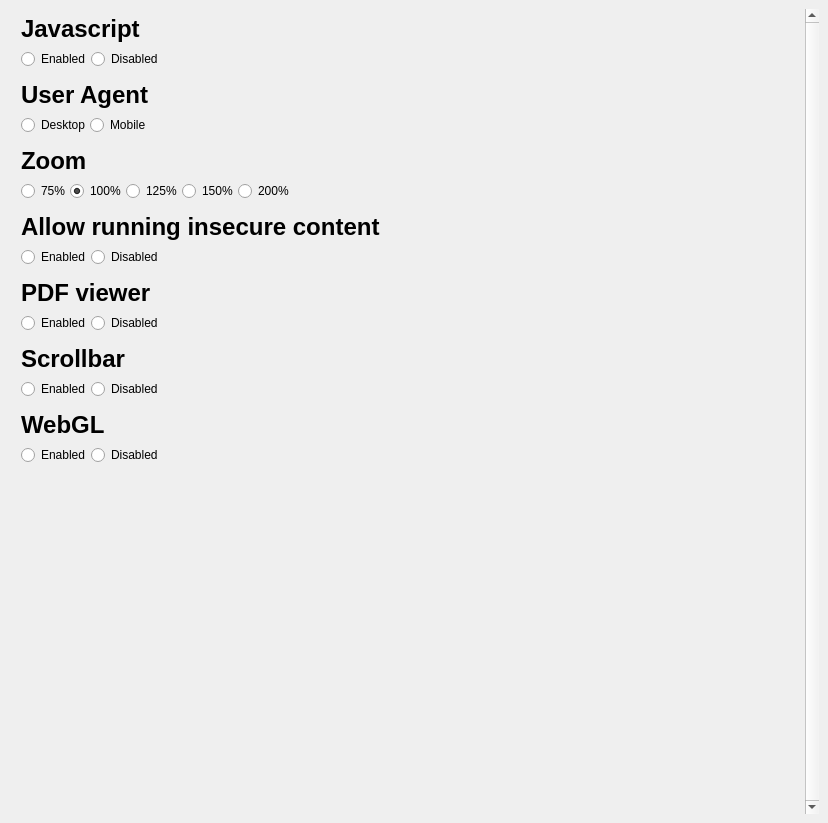
Qt form src/settingswindow.ui (maemo-leste-extras/jib) before a commit.
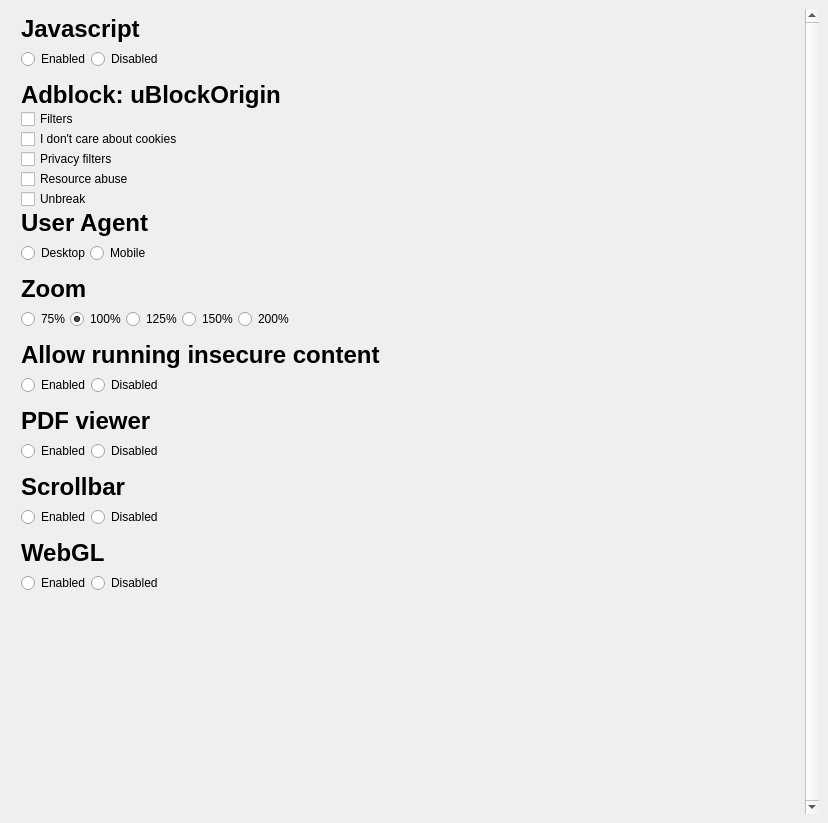
The same form after that commit.

```diff
--- a/src/settingswindow.ui
+++ b/src/settingswindow.ui
@@ -114,6 +114,55 @@
           </item>
          </layout>
         </item>
+        <item>
+         <widget class="QLabel" name="label_8">
+          <property name="font">
+           <font>
+            <pointsize>18</pointsize>
+            <weight>75</weight>
+            <bold>true</bold>
+           </font>
+          </property>
+          <property name="text">
+           <string>Adblock: uBlockOrigin</string>
+          </property>
+         </widget>
+        </item>
+        <item>
+         <widget class="QCheckBox" name="check_adblock_filters">
+          <property name="text">
+           <string>Filters</string>
+          </property>
+         </widget>
+        </item>
+        <item>
+         <widget class="QCheckBox" name="check_adblock_abp">
+          <property name="text">
+           <string>I don't care about cookies</string>
+          </property>
+         </widget>
+        </item>
+        <item>
+         <widget class="QCheckBox" name="check_adblock_privacy">
+          <property name="text">
+           <string>Privacy filters</string>
+          </property>
+         </widget>
+        </item>
+        <item>
+         <widget class="QCheckBox" name="check_adblock_abuse">
+          <property name="text">
+           <string>Resource abuse</string>
+          </property>
+         </widget>
+        </item>
+        <item>
+         <widget class="QCheckBox" name="check_adblock_unbreak">
+          <property name="text">
+           <string>Unbreak</string>
+          </property>
+         </widget>
+        </item>
         <item>
          <widget class="QLabel" name="label">
           <property name="font">
```
Left out of the diff: 6 changed lines with no effect on the pictures.
